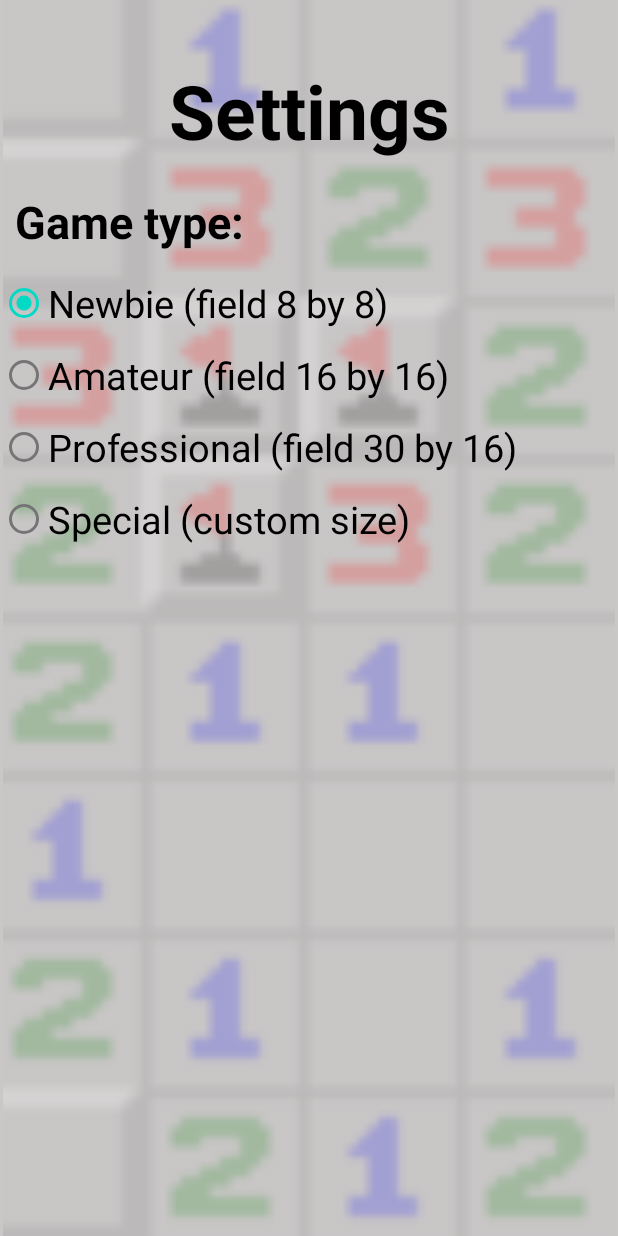
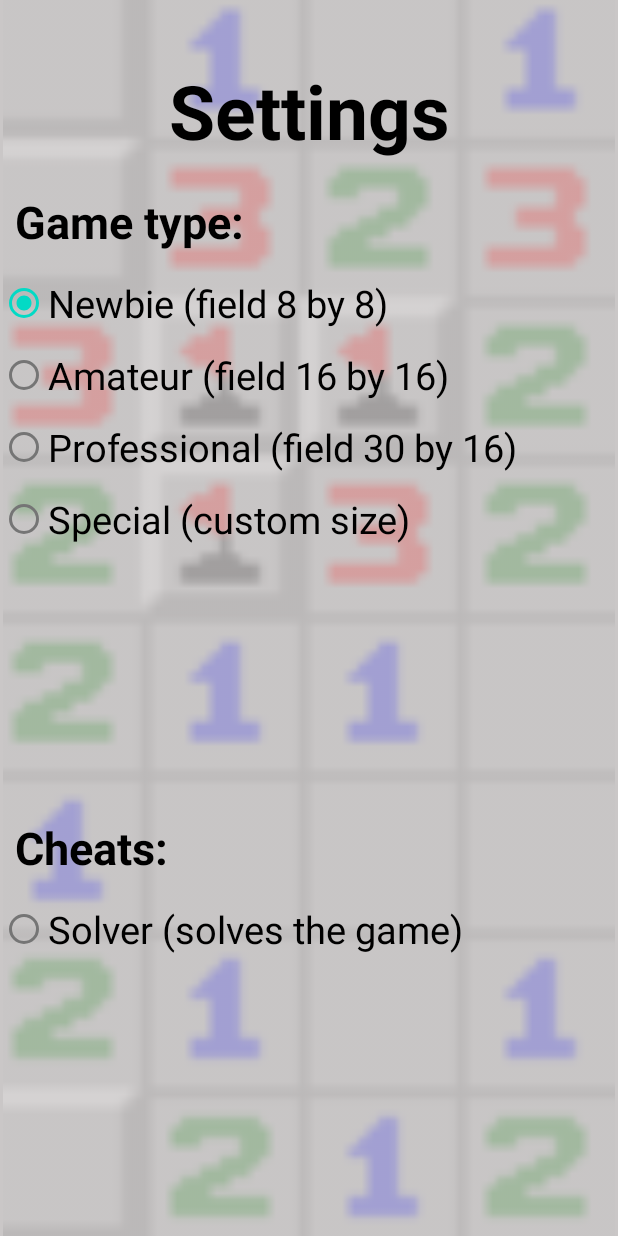
Before and after one commit to wizarlock/Minesweeper, an Android app: the fragment Settings placed in its activity, on a phone screen of 412 x 824 dp. Run offline under Robolectric (Android 15) with nearby library versions, the phone set to English and light mode, and no system bars.

Commit message:
getNeighbours, getCell -> Cell trying to write a solver

```diff
--- a/app/src/main/java/com/example/minesweeper/App.java
+++ b/app/src/main/java/com/example/minesweeper/App.java
@@ -14,6 +14,7 @@ public class App extends Application {
     private int customFieldLength = 100;
     private int customFieldHeight = 100;
     private int customNumOfMines = 100;
+    private boolean solver = false;
 
     @NonNull
     public static App getInstance() {
@@ -89,4 +90,12 @@ public class App extends Application {
     public static void setCustomNumOfMines(int mines) {
         getInstance().customNumOfMines = mines;
     }
+
+    public static void setSolver() {
+        getInstance().solver = !getInstance().solver;
+    }
+
+    public static boolean getSolver() {
+        return getInstance().solver;
+    }
 }
--- a/app/src/main/java/com/example/minesweeper/ui/Menu.java
+++ b/app/src/main/java/com/example/minesweeper/ui/Menu.java
@@ -42,7 +42,7 @@ public class Menu extends Fragment {
         binding.rulesButton.setOnClickListener(v -> replaceFragment(new Rules()));
         binding.settingsButton.setOnClickListener(v -> replaceFragment(new Settings()));
         binding.settingsButton.setOnClickListener(v -> replaceFragment(new Settings()));
-        binding.startButton.setOnClickListener(v -> replaceFragment(new Game(App.getFieldLength(), App.getFieldHeight(), App.getNumOfMines())));
+        binding.startButton.setOnClickListener(v -> replaceFragment(new Game(App.getFieldLength(), App.getFieldHeight(), App.getNumOfMines(), App.getSolver())));
     }
 
     @Override
--- a/app/src/main/java/com/example/minesweeper/ui/Settings.java
+++ b/app/src/main/java/com/example/minesweeper/ui/Settings.java
@@ -38,6 +38,8 @@ public class Settings extends Fragment {
         binding.professional.setChecked(false);
         binding.special.setChecked(false);
 
+        binding.solver.setChecked(App.getSolver());
+
         switch (currentDifficulty) {
             case NEWBIE:
                 binding.newbie.setChecked(true);
@@ -76,6 +78,11 @@ public class Settings extends Fragment {
                     visOfCustom(View.VISIBLE);
                     break;
             }
+        });
+
+        binding.cheats.setOnCheckedChangeListener((group, checkId) -> {
+            if (checkId == R.id.solver)
+                App.setSolver();
         });
 
         final int[] fieldLengthSpecial = {App.getFieldLength()};
--- a/app/src/main/res/layout/fragment_settings.xml
+++ b/app/src/main/res/layout/fragment_settings.xml
@@ -77,6 +77,7 @@
             android:text="@string/special"
             android:textColor="@color/black"
             android:textSize="25sp" />
+
     </RadioGroup>
 
     <TextView
@@ -139,4 +140,32 @@
         android:layout_toEndOf="@id/numOfMinesText"
         android:inputType="number" />
 
+    <TextView
+        android:id="@+id/textView4"
+        android:layout_width="match_parent"
+        android:layout_height="wrap_content"
+        android:layout_below="@+id/numOfMines"
+        android:layout_marginStart="10dp"
+        android:layout_marginTop="20dp"
+        android:text="@string/cheats"
+        android:textColor="@color/black"
+        android:textSize="30sp"
+        android:textStyle="bold" />
+
+    <RadioGroup
+        android:id="@+id/cheats"
+        android:layout_width="match_parent"
+        android:layout_height="wrap_content"
+        android:layout_below="@+id/textView4"
+        android:checkedButton="@+id/radio_button_1">
+
+        <RadioButton
+            android:id="@+id/solver"
+            android:layout_width="match_parent"
+            android:layout_height="match_parent"
+            android:layout_marginTop="10dp"
+            android:text="@string/solver"
+            android:textColor="@color/black"
+            android:textSize="25sp" />
+    </RadioGroup>
 </RelativeLayout>
--- a/app/src/main/res/values/strings.xml
+++ b/app/src/main/res/values/strings.xml
@@ -7,6 +7,8 @@
     <string name="gamerules">Game Rules</string>
     <string name="textrules">In Minesweeper, mines are scattered throughout a board, which is divided into cells. Cells have three states: uncovered, covered and flagged.\n A player clicks on cell to uncover it. If a player uncovers a mined cell, the game ends. Otherwise, the uncovered cell displays either a number, indicating the number of mines diagonally and/or adjacent to it, or a blank tile, and all adjacent non-mined cells will automatically be uncovered. Clicking with flag on a cell will flag it, causing a flag to appear on it. Flagged cells are still considered covered, and a player can click on them to uncover them.\n The first click in any game will never be a mine.\n To win the game, players must uncover all non-mine cells, at which point, the timer is stopped. </string>
     <string name="type">Game type:</string>
+    <string name="solver">Solver (solves the game)</string>
+    <string name="cheats">Cheats:</string>
     <string name="newbie">Newbie (field 8 by 8)</string>
     <string name="amateur">Amateur (field 16 by 16)</string>
     <string name="professional">Professional (field 30 by 16)</string>
```
Also changed, not shown: app/src/main/java/com/example/minesweeper/model/Board.java (+10 -40 lines), app/src/main/java/com/example/minesweeper/model/Cell.java (+39 -1 lines), app/src/main/java/com/example/minesweeper/ui/Game.java (+22 -9 lines), 1 other file.
